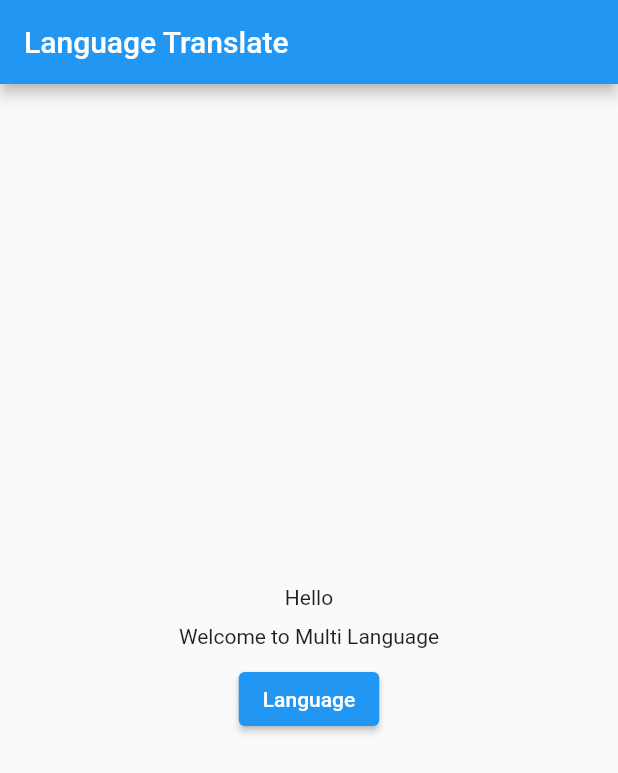
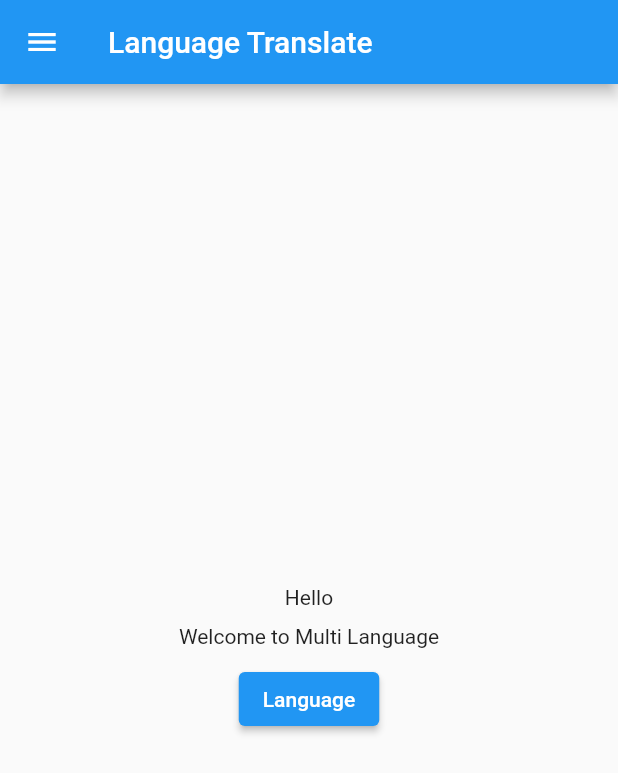
Before and after one commit to keungsong/Localization, a Flutter app: the screen it shows after launch, on a phone screen of 412 x 824 dp. Shown: the top 773 px of the screen. Run offline on Flutter 3.47's test engine with Material 2 defaults, Android fonts, the phone set to English and light mode, and no system bars; our stand-ins replace get.

Commit message:
new update

```diff
--- a/lib/LocaString.dart
+++ b/lib/LocaString.dart
@@ -8,12 +8,22 @@ class LocalString extends Translations {
           'hello': 'Hello',
           'message': 'Welcome to Multi Language',
           'changelang': 'Language',
+          'profile': 'Profile',
+          'signout': 'Exit',
+          'about': 'About',
+          'setting': 'Setting',
+          'chooselang': 'Choose a Language'
         },
         'lao': {
           'title': 'ແປພາສາ',
           'hello': 'ສະບາຍດີ',
           'message': 'ຍີນດີຕ້ອນຮັບ',
-          'changelang': 'ແປພາສາ',
+          'changelang': 'ເລືອກພາສາ',
+          'profile': 'ໂປລຟາຍ',
+          'signout': 'ອອກຈາກລະບົບ',
+          'about': 'ກ່ຽວກັບ',
+          'setting': 'ຕັ້ງຄ່າ',
+          'chooselang': 'ເລືອກພາສາ'
         }
       };
 }
--- a/lib/home_page/Home.dart
+++ b/lib/home_page/Home.dart
@@ -1,5 +1,6 @@
 import 'package:flutter/material.dart';
 import 'package:get/get.dart';
+import 'package:localization/home_page/About.dart';
 
 class HomeScreen extends StatelessWidget {
   final List locale = [
@@ -17,7 +18,7 @@ class HomeScreen extends StatelessWidget {
         context: context,
         builder: (builder) {
           return AlertDialog(
-            title: Text(' Choose a Language'),
+            title: Text('chooselang'.tr),
             content: Container(
               width: double.maxFinite,
               child: ListView.separated(
@@ -49,6 +50,45 @@ class HomeScreen extends StatelessWidget {
       appBar: AppBar(
         title: Text('title'.tr),
       ),
+      drawer: new Drawer(
+        child: ListView(
+          padding: EdgeInsets.zero,
+          children: [
+            UserAccountsDrawerHeader(
+              accountName: new Text("Admin"),
+              accountEmail: new Text("email"),
+              decoration: BoxDecoration(
+                  image: DecorationImage(
+                      image: NetworkImage(
+                        'https://cdn.sortiraparis.com/images/80/94880/745683-naturally-le-salon-bio-qui-celebre-la-nature-a-porte-de-versailles.jpg',
+                      ),
+                      fit: BoxFit.cover)),
+            ),
+            ListTile(
+              leading: Icon(Icons.person),
+              title: Text('profile'.tr),
+              onTap: () => {},
+            ),
+            ListTile(
+              leading: Icon(Icons.question_mark),
+              title: Text('about'.tr),
+              onTap: () => Navigator.pushReplacement(
+                  context, MaterialPageRoute(builder: (context) => About())),
+            ),
+            ListTile(
+              leading: Icon(Icons.settings),
+              title: Text('setting'.tr),
+              onTap: () => {},
+            ),
+            Divider(),
+            ListTile(
+              leading: Icon(Icons.cancel),
+              title: Text('signout'.tr),
+              onTap: () => Navigator.pop(context, false),
+            )
+          ],
+        ),
+      ),
       body: Center(
         child: Column(
           mainAxisAlignment: MainAxisAlignment.center,
```
Also changed, not shown: lib/home_page/About.dart (added, +18 -0 lines).
